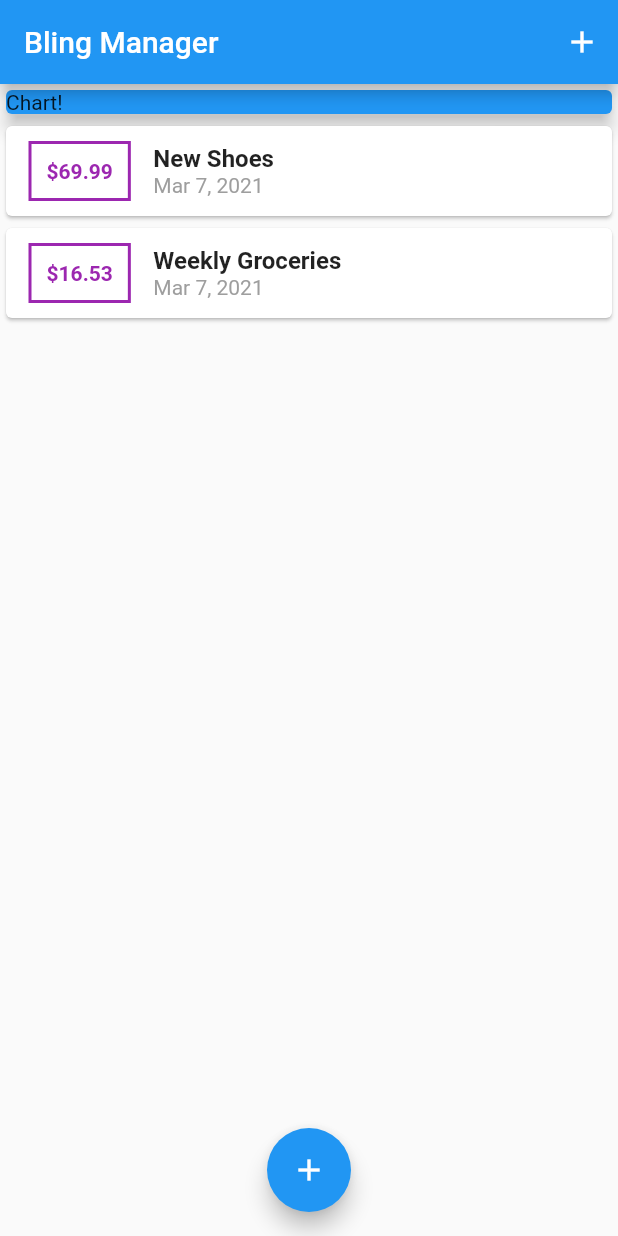
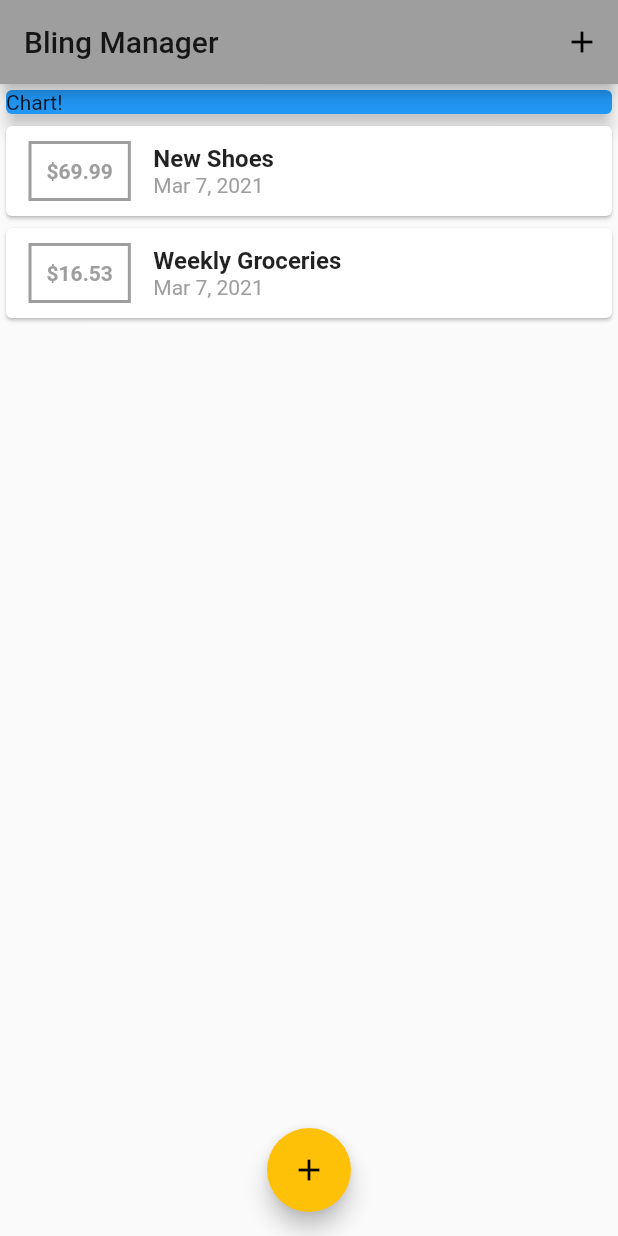
Before and after one commit to novjean/bling_manager, a Flutter app: the screen it shows after launch, on a phone screen of 412 x 824 dp. Run offline on Flutter 3.47's test engine with Material 2 defaults, Android fonts, the phone set to English and light mode, and no system bars.

Commit message:
style theme

```diff
--- a/lib/main.dart
+++ b/lib/main.dart
@@ -11,6 +11,10 @@ class MyApp extends StatelessWidget {
   Widget build(BuildContext context) {
     return MaterialApp(
       title: 'Bling Manager',
+      theme: ThemeData(
+        primarySwatch: Colors.grey,
+        accentColor: Colors.amber,
+      ),
       home: MyHomePage(),
     );
   }
--- a/lib/widgets/transaction_list.dart
+++ b/lib/widgets/transaction_list.dart
@@ -19,14 +19,15 @@ class TransactionList extends StatelessWidget {
                 Container(
                   margin: EdgeInsets.symmetric(vertical: 10, horizontal: 15),
                   decoration: BoxDecoration(
-                    border: Border.all(color: Colors.purple, width: 2),
+                    border: Border.all(
+                        color: Theme.of(context).primaryColor, width: 2),
                   ),
                   padding: EdgeInsets.all(10),
                   child: Text(
                     '\$${transactions[index].amount.toStringAsFixed(2)}',
                     style: TextStyle(
                       fontWeight: FontWeight.bold,
-                      color: Colors.purple,
+                      color: Theme.of(context).primaryColor,
                     ),
                   ),
                 ),
```
